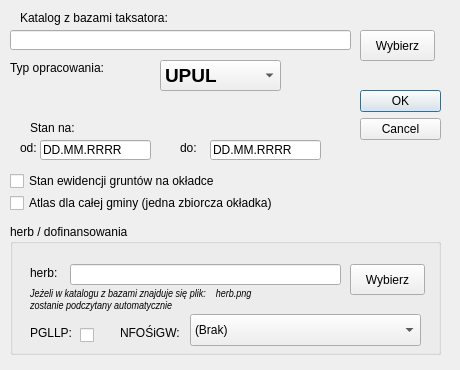
First picture: the form in skrypty/ui/ui_okladki_dialog.ui, repository Marcus-LAS-R/LASR, before the edit.
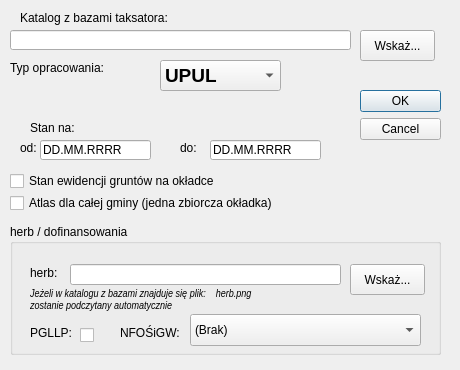
Second picture: the form after the edit.

The edit to the form file:
```diff
--- a/skrypty/ui/ui_okladki_dialog.ui
+++ b/skrypty/ui/ui_okladki_dialog.ui
@@ -62,7 +62,7 @@
     </font>
    </property>
    <property name="text">
-    <string>Wybierz</string>
+    <string>Wskaż...</string>
    </property>
   </widget>
   <widget class="QLineEdit" name="lineEdit_sciezka">
@@ -337,7 +337,7 @@
      </font>
     </property>
     <property name="text">
-     <string>Wybierz</string>
+     <string>Wskaż...</string>
     </property>
    </widget>
    <widget class="QCheckBox" name="checkBox_pgllp">
```
